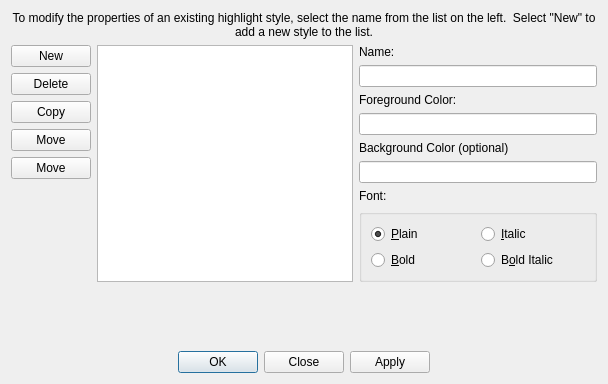
Qt form source/DialogDrawingStyles.ui (eteran/nedit-ng) before a commit.
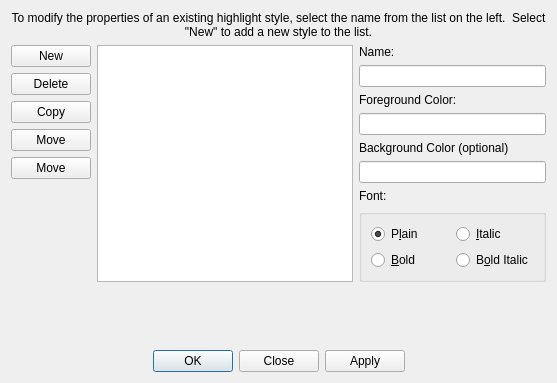
The same form after that commit. Icons and pictures are not drawn.

What changed in the file:
```diff
--- a/source/DialogDrawingStyles.ui
+++ b/source/DialogDrawingStyles.ui
@@ -6,8 +6,8 @@
    <rect>
     <x>0</x>
     <y>0</y>
-    <width>608</width>
-    <height>384</height>
+    <width>557</width>
+    <height>383</height>
    </rect>
   </property>
   <property name="windowTitle">
@@ -156,7 +156,7 @@
           <item row="0" column="0">
            <widget class="QRadioButton" name="radioPlain">
             <property name="text">
-             <string>&amp;Plain</string>
+             <string>P&amp;lain</string>
             </property>
             <property name="checked">
              <bool>true</bool>
```
